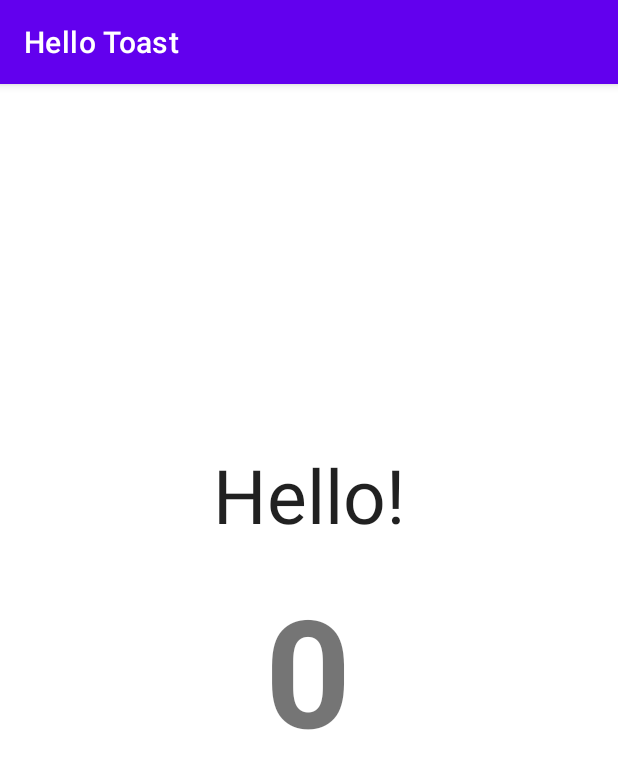
After one commit to Bikram48/Activities-And-Intents, an Android app: the SecondActivity screen opened directly, with no data from a screen before it, on a phone screen of 412 x 824 dp. The commit adds this screen. Shown: the top 769 px of the screen. Run offline under Robolectric (Android 15) with nearby library versions, the phone set to English and light mode, and no system bars.

Commit message:
initial commit

```diff
--- a/app/src/main/AndroidManifest.xml
+++ b/app/src/main/AndroidManifest.xml
@@ -9,6 +9,7 @@
         android:roundIcon="@mipmap/ic_launcher_round"
         android:supportsRtl="true"
         android:theme="@style/Theme.HelloToast">
+        <activity android:name=".SecondActivity"></activity>
         <activity android:name=".MainActivity">
             <intent-filter>
                 <action android:name="android.intent.action.MAIN" />
--- a/app/src/main/java/com/project/hellotoast/MainActivity.java
+++ b/app/src/main/java/com/project/hellotoast/MainActivity.java
@@ -1,23 +1,28 @@
 package com.project.hellotoast;
 
 import android.app.Activity;
+import android.content.Intent;
 import android.os.Bundle;
 import android.view.View;
+import android.widget.Button;
 import android.widget.TextView;
 import android.widget.Toast;
 
 public class MainActivity extends Activity {
     private int mCount=0;
+    private Button sayHelloBtn;
     private TextView mShowCount;
     @Override
     protected void onCreate(Bundle savedInstanceState) {
         super.onCreate(savedInstanceState);
         setContentView(R.layout.activity_main);
         mShowCount=(TextView) findViewById(R.id.show_count);
+        sayHelloBtn=findViewById(R.id.button_toast);
     }
 
     public void showToast(View view) {
-        Toast.makeText(this, R.string.toast_message, Toast.LENGTH_SHORT).show();
+        Intent intent=SecondActivity.makeIntent(MainActivity.this,mCount);
+        startActivity(intent);
     }
 
     public void countUp(View view) {
--- /dev/null
+++ b/app/src/main/java/com/project/hellotoast/SecondActivity.java
@@ -0,0 +1,29 @@
+package com.project.hellotoast;
+
+import androidx.appcompat.app.AppCompatActivity;
+
+import android.content.Context;
+import android.content.Intent;
+import android.os.Bundle;
+import android.util.Log;
+import android.widget.TextView;
+
+public class SecondActivity extends AppCompatActivity {
+    private TextView mCount;
+    public static final String COUNT="com.project.hellotoast.count";
+    private int counter;
+    @Override
+    protected void onCreate(Bundle savedInstanceState) {
+        super.onCreate(savedInstanceState);
+        setContentView(R.layout.activity_second);
+        mCount=(TextView)findViewById(R.id.mCount);
+        counter=getIntent().getIntExtra(COUNT,0);
+        mCount.setText(String.valueOf(counter));
+    }
+
+    public static Intent makeIntent(Context context,int count){
+        Intent intent=new Intent(context,SecondActivity.class);
+        intent.putExtra(COUNT,count);
+        return intent;
+    }
+}
--- /dev/null
+++ b/app/src/main/res/layout/activity_second.xml
@@ -0,0 +1,34 @@
+<?xml version="1.0" encoding="utf-8"?>
+<androidx.constraintlayout.widget.ConstraintLayout xmlns:android="http://schemas.android.com/apk/res/android"
+    xmlns:app="http://schemas.android.com/apk/res-auto"
+    xmlns:tools="http://schemas.android.com/tools"
+    android:layout_width="match_parent"
+    android:layout_height="match_parent"
+    tools:context=".SecondActivity">
+
+    <TextView
+        android:id="@+id/mHelloTxt"
+        android:layout_width="wrap_content"
+        android:layout_height="wrap_content"
+        android:layout_marginTop="240dp"
+        android:text="@string/hello_txt"
+        android:textAppearance="@style/TextAppearance.AppCompat.Large"
+        android:textSize="50sp"
+        app:layout_constraintEnd_toEndOf="parent"
+        app:layout_constraintStart_toStartOf="parent"
+        app:layout_constraintTop_toTopOf="parent" />
+
+    <TextView
+        android:id="@+id/mCount"
+        android:layout_width="wrap_content"
+        android:layout_height="wrap_content"
+        android:layout_marginTop="16dp"
+        android:text="0"
+        android:textAlignment="center"
+        android:textSize="100sp"
+        android:textStyle="bold"
+        app:layout_constraintEnd_toEndOf="parent"
+        app:layout_constraintHorizontal_bias="0.498"
+        app:layout_constraintStart_toStartOf="parent"
+        app:layout_constraintTop_toBottomOf="@+id/mHelloTxt" />
+</androidx.constraintlayout.widget.ConstraintLayout>
--- a/app/src/main/res/values/strings.xml
+++ b/app/src/main/res/values/strings.xml
@@ -1,7 +1,8 @@
 <resources>
     <string name="app_name">Hello Toast</string>
-    <string name="button_label_toast">Toast</string>
+    <string name="button_label_toast">Say Hello</string>
     <string name="button_label_count">Count</string>
     <string name="count_initial_value">0</string>
     <string name="toast_message">Hello Toast!</string>
+    <string name="hello_txt">Hello!</string>
 </resources>
```
